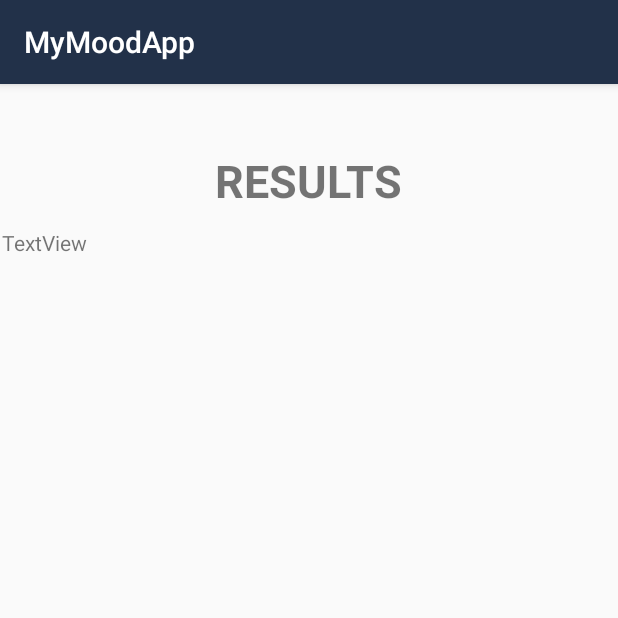
After one commit to mickaIT/MoodApp, an Android app: the ViewAllResultsActivity screen opened directly, with no data from a screen before it, on a phone screen of 412 x 824 dp, the top half of it. The commit adds this screen. Run offline under Robolectric (Android 15) with nearby library versions, the phone set to English and light mode, and no system bars.

```diff
--- a/app/build.gradle
+++ b/app/build.gradle
@@ -34,6 +34,7 @@ dependencies {
     implementation 'androidx.constraintlayout:constraintlayout:1.1.3'
     implementation 'com.google.android.material:material:1.0.0'
     implementation 'com.android.support.constraint:constraint-layout:1.0.2'
+    implementation 'androidx.appcompat:appcompat:1.0.2'
     androidTestImplementation 'com.android.support.test:runner:1.0.1'
     androidTestImplementation 'com.android.support.test.espresso:espresso-core:2.2.2'
     implementation 'com.google.android.gms:play-services-vision:15.0.0'
@@ -48,7 +49,6 @@ dependencies {
 }
 
 
-
 //Adding face emotion Microsoft library
 // https://mvnrepository.com/artifact/com.microsoft.projectoxford/emotion
 //    implementation 'com.microsoft.projectoxford:emotion:1.0.355'
--- a/app/src/main/AndroidManifest.xml
+++ b/app/src/main/AndroidManifest.xml
@@ -13,6 +13,7 @@
         android:roundIcon="@mipmap/ic_launcher_round"
         android:supportsRtl="true"
         android:theme="@style/AppTheme">
+        <activity android:name=".ViewAllResultsActivity"></activity>
 
         <meta-data
             android:name="com.google.android.gms.vision.DEPENDENCIES"
@@ -20,7 +21,7 @@
 
         <activity android:name=".test_me_activities.HeartRateActivity" />
         <activity
-            android:name="com.example.moodapp.test_me_activities.faceMoodActivity.FaceMoodActivity"
+            android:name=".test_me_activities.faceMoodActivity.FaceMoodActivity"
             android:label="@string/title_activity_face_recognition" />
         <activity android:name=".ResultsActivity" />
         <activity android:name=".SetNotificationsActivity" />
@@ -35,4 +36,5 @@
             </intent-filter>
         </activity>
     </application>
+
 </manifest>
--- a/app/src/main/java/com/example/moodapp/MyMoodActivity.java
+++ b/app/src/main/java/com/example/moodapp/MyMoodActivity.java
@@ -51,12 +51,13 @@ public class MyMoodActivity extends AppCompatActivity {
     //=======================================DATAABSE===================
 
     Button addMoodData;
-
+    DatabaseHelper myDb;
 
     @Override
     protected void onCreate(Bundle savedInstanceState) {
         super.onCreate(savedInstanceState);
         setContentView(R.layout.activity_my_mood);
+        myDb=new DatabaseHelper(this);
 
         talkativenessTxt=(TextView) findViewById(R.id.talkativenessTxt);
         insomniaTxt=(TextView) findViewById(R.id.insomniaTxt);
@@ -169,7 +170,7 @@ public class MyMoodActivity extends AppCompatActivity {
                 new View.OnClickListener() {
                     @Override
                     public void onClick(View v) {
-                        boolean isInserted = MainActivity.myDb.insertData(talkativenessValue,
+                        boolean isInserted = myDb.insertData(talkativenessValue,
                                 insomniaValue,
                                 flightOfIdeasValue,
                                 tirednessValue,
--- /dev/null
+++ b/app/src/main/java/com/example/moodapp/ViewAllResultsActivity.java
@@ -0,0 +1,14 @@
+package com.example.moodapp;
+
+import android.os.Bundle;
+
+import androidx.appcompat.app.AppCompatActivity;
+
+public class ViewAllResultsActivity extends AppCompatActivity {
+
+    @Override
+    protected void onCreate(Bundle savedInstanceState) {
+        super.onCreate(savedInstanceState);
+        setContentView(R.layout.activity_view_all_results);
+    }
+}
--- /dev/null
+++ b/app/src/main/res/layout/activity_view_all_results.xml
@@ -0,0 +1,45 @@
+<?xml version="1.0" encoding="utf-8"?>
+<androidx.constraintlayout.widget.ConstraintLayout xmlns:android="http://schemas.android.com/apk/res/android"
+    xmlns:app="http://schemas.android.com/apk/res-auto"
+    xmlns:tools="http://schemas.android.com/tools"
+    android:layout_width="match_parent"
+    android:layout_height="match_parent"
+    tools:context=".ViewAllResultsActivity">
+
+    <ScrollView
+        android:id="@+id/scrollView"
+        android:layout_width="409dp"
+        android:layout_height="506dp"
+        android:layout_marginTop="96dp"
+        app:layout_constraintEnd_toEndOf="parent"
+        app:layout_constraintStart_toStartOf="parent"
+        app:layout_constraintTop_toTopOf="parent">
+
+        <LinearLayout
+            android:id="@+id/linearLayout"
+            android:layout_width="match_parent"
+            android:layout_height="wrap_content"
+            android:orientation="vertical">
+            <TextView
+                android:id="@+id/textView"
+                android:layout_width="match_parent"
+                android:layout_height="wrap_content"
+                android:text="TextView" />
+        </LinearLayout>
+    </ScrollView>
+
+    <TextView
+        android:id="@+id/allResultsTxt"
+        android:layout_width="252dp"
+        android:layout_height="40dp"
+        android:layout_marginTop="44dp"
+        android:text="RESULTS"
+        android:gravity="center_horizontal"
+        android:textSize="30sp"
+        android:textStyle="bold"
+        app:layout_constraintEnd_toEndOf="parent"
+        app:layout_constraintHorizontal_bias="0.496"
+        app:layout_constraintStart_toStartOf="parent"
+        app:layout_constraintTop_toTopOf="parent" />
+
+</androidx.constraintlayout.widget.ConstraintLayout>
```
Also changed, not shown: app/src/main/java/com/example/moodapp/DatabaseHelper.java (+19 -46 lines), app/src/main/java/com/example/moodapp/ResultsActivity.java (+8 -59 lines), app/src/main/res/layout/activity_results.xml (+23 -17 lines). Lines whose indentation alone changed are shown as unchanged.
